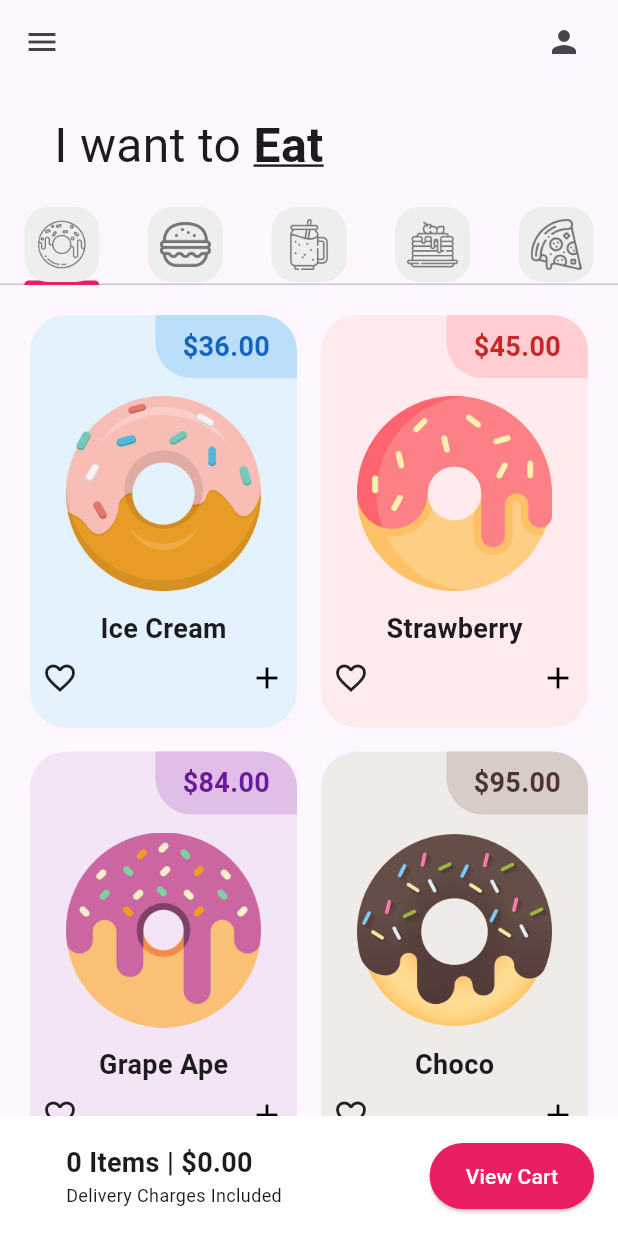
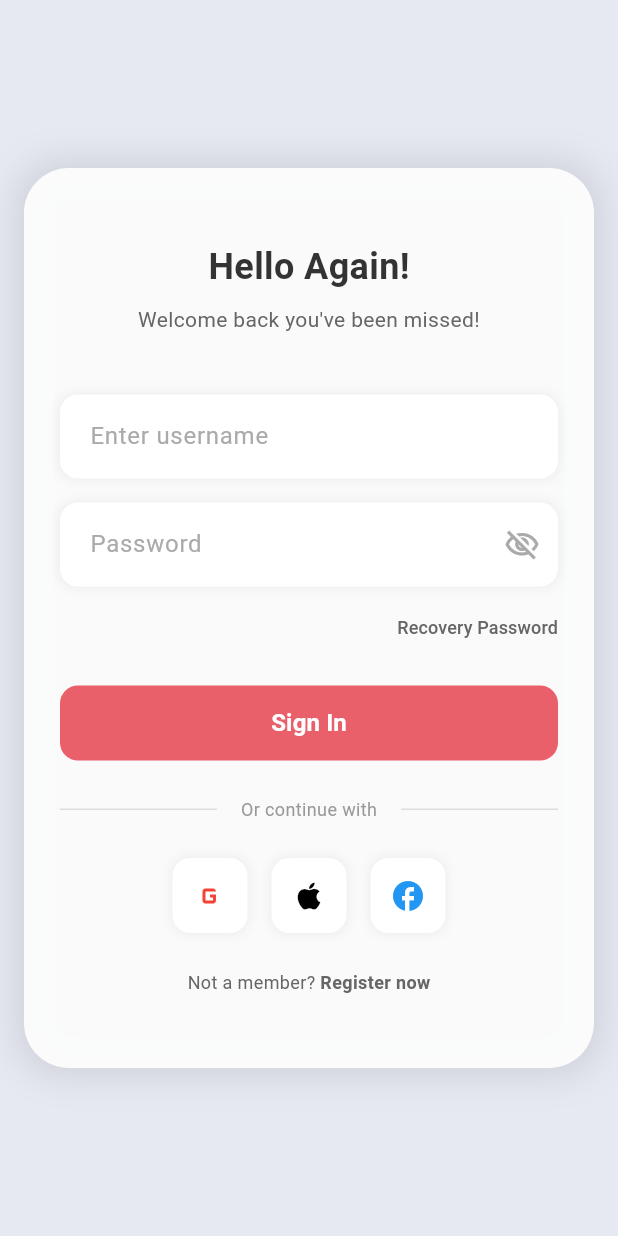
Before and after one commit to iJvpiter/donut_app_2a_martinez, a Flutter app: the screen it shows after launch, on a phone screen of 412 x 824 dp. Run offline on Flutter 3.47's test engine with Material 3 defaults, Android fonts, the phone set to English and light mode, and no system bars; our stand-ins replace firebase_auth, google_sign_in; missing offline and left inert: flutter_login_facebook; accounts and stored records are empty.

Commit message:
LoginPage

```diff
--- a/lib/main.dart
+++ b/lib/main.dart
@@ -1,4 +1,4 @@
-import 'package:donut_app_2a_martinez/pages/home_page.dart';
+import 'package:donut_app_2a_martinez/pages/login_page.dart';
 import 'package:flutter/material.dart';
 
 void main() {
@@ -19,7 +19,7 @@ class MyApp extends StatelessWidget {
         colorScheme: ColorScheme.fromSeed(seedColor: Colors.deepPurple),
         useMaterial3: true,
       ),
-      home: const HomePage(),
+      home: const LoginPage(),
     );
   }
 }
--- /dev/null
+++ b/lib/pages/auth_gate.dart
@@ -0,0 +1,25 @@
+import 'package:flutter/material.dart';
+import 'package:firebase_auth/firebase_auth.dart';
+import 'home_page.dart';
+import 'login_page.dart';
+
+class AuthGate extends StatelessWidget {
+  const AuthGate({super.key});
+
+  @override
+  Widget build(BuildContext context) {
+    return StreamBuilder<User?>(
+      stream: FirebaseAuth.instance.authStateChanges(),
+      builder: (context, snapshot) {
+        if (snapshot.connectionState == ConnectionState.active) {
+          if (snapshot.hasData) {
+            return const HomePage();
+          } else {
+            return const LoginPage();
+          }
+        }
+        return const Center(child: CircularProgressIndicator());
+      },
+    );
+  }
+}
--- a/lib/pages/home_page.dart
+++ b/lib/pages/home_page.dart
@@ -5,6 +5,9 @@ import 'package:donut_app_2a_martinez/tabs/pizza_tab.dart';
 import 'package:donut_app_2a_martinez/tabs/smoothie_tab.dart';
 import 'package:donut_app_2a_martinez/utils/my_tab.dart';
 import 'package:flutter/material.dart';
+import 'package:firebase_auth/firebase_auth.dart';
+import 'home_page.dart';
+import 'login_page.dart';
 
 class HomePage extends StatefulWidget {
   const HomePage({super.key});
--- /dev/null
+++ b/lib/pages/login_page.dart
@@ -0,0 +1,330 @@
+import 'package:flutter/material.dart';
+import 'package:firebase_auth/firebase_auth.dart';
+import 'package:google_sign_in/google_sign_in.dart';
+import 'package:flutter_login_facebook/flutter_login_facebook.dart';
+
+class LoginPage extends StatefulWidget {
+  const LoginPage({Key? key}) : super(key: key);
+
+  @override
+  State<LoginPage> createState() => _LoginPageState();
+}
+
+class _LoginPageState extends State<LoginPage> {
+  bool _obscureText = true;
+  final TextEditingController _usernameController = TextEditingController();
+  final TextEditingController _passwordController = TextEditingController();
+
+  @override
+  void dispose() {
+    _usernameController.dispose();
+    _passwordController.dispose();
+    super.dispose();
+  }
+
+  // 🔴 GOOGLE LOGIN
+  Future<void> _signInWithGoogle() async {
+    try {
+      final googleUser = await GoogleSignIn().signIn();
+      if (googleUser == null) return;
+
+      final googleAuth = await googleUser.authentication;
+      final credential = GoogleAuthProvider.credential(
+        accessToken: googleAuth.accessToken,
+        idToken: googleAuth.idToken,
+      );
+
+      await FirebaseAuth.instance.signInWithCredential(credential);
+      _goToHome();
+    } catch (e) {
+      print('Google login error: $e');
+    }
+  }
+
+  // 🔵 FACEBOOK LOGIN
+  Future<void> _signInWithFacebook() async {
+    try {
+      final fb = FacebookLogin();
+      final res = await fb.logIn(customPermissions: ['email']);
+
+      if (res.status == FacebookLoginStatus.success) {
+        final credential =
+            FacebookAuthProvider.credential(res.accessToken!.token);
+        await FirebaseAuth.instance.signInWithCredential(credential);
+        _goToHome();
+      } else {
+        print('Facebook login cancelled or failed: ${res.status}');
+      }
+    } catch (e) {
+      print('Facebook login error: $e');
+    }
+  }
+
+  void _goToHome() {
+    Navigator.pushReplacementNamed(context, '/home'); // o la ruta que uses
+  }
+
+  @override
+  Widget build(BuildContext context) {
+    return Scaffold(
+      backgroundColor: const Color(0xFFE6E9F2),
+      body: Center(
+        child: Container(
+          width: 380,
+          height: 600,
+          decoration: BoxDecoration(
+            color: Colors.white.withOpacity(0.9),
+            borderRadius: BorderRadius.circular(30),
+            boxShadow: [
+              BoxShadow(
+                color: Colors.black.withOpacity(0.1),
+                blurRadius: 20,
+                spreadRadius: 5,
+              ),
+            ],
+          ),
+          child: Padding(
+            padding: const EdgeInsets.all(24.0),
+            child: Column(
+              mainAxisAlignment: MainAxisAlignment.center,
+              children: [
+                const Text(
+                  'Hello Again!',
+                  style: TextStyle(
+                    fontSize: 24,
+                    fontWeight: FontWeight.bold,
+                    color: Color(0xFF333333),
+                  ),
+                ),
+                const SizedBox(height: 8),
+                const Text(
+                  'Welcome back you\'ve been missed!',
+                  textAlign: TextAlign.center,
+                  style: TextStyle(
+                    fontSize: 14,
+                    color: Color(0xFF666666),
+                  ),
+                ),
+                const SizedBox(height: 40),
+                // Username field
+                Container(
+                  decoration: BoxDecoration(
+                    color: Colors.white,
+                    borderRadius: BorderRadius.circular(12),
+                    boxShadow: [
+                      BoxShadow(
+                        color: Colors.black.withOpacity(0.05),
+                        blurRadius: 5,
+                        spreadRadius: 1,
+                      ),
+                    ],
+                  ),
+                  child: TextField(
+                    controller: _usernameController,
+                    decoration: const InputDecoration(
+                      hintText: 'Enter username',
+                      hintStyle: TextStyle(color: Color(0xFFAAAAAA)),
+                      border: OutlineInputBorder(
+                        borderSide: BorderSide.none,
+                      ),
+                      contentPadding:
+                          EdgeInsets.symmetric(horizontal: 16, vertical: 16),
+                    ),
+                  ),
+                ),
+                const SizedBox(height: 16),
+                // Password field
+                Container(
+                  decoration: BoxDecoration(
+                    color: Colors.white,
+                    borderRadius: BorderRadius.circular(12),
+                    boxShadow: [
+                      BoxShadow(
+                        color: Colors.black.withOpacity(0.05),
+                        blurRadius: 5,
+                        spreadRadius: 1,
+                      ),
+                    ],
+                  ),
+                  child: TextField(
+                    controller: _passwordController,
+                    obscureText: _obscureText,
+                    decoration: InputDecoration(
+                      hintText: 'Password',
+                      hintStyle: const TextStyle(color: Color(0xFFAAAAAA)),
+                      border: const OutlineInputBorder(
+                        borderSide: BorderSide.none,
+                      ),
+                      contentPadding: const EdgeInsets.symmetric(
+                          horizontal: 16, vertical: 16),
+                      suffixIcon: IconButton(
+                        icon: Icon(
+                          _obscureText
+                              ? Icons.visibility_off_outlined
+                              : Icons.visibility_outlined,
+                          color: const Color(0xFFAAAAAA),
+                        ),
+                        onPressed: () {
+                          setState(() {
+                            _obscureText = !_obscureText;
+                          });
+                        },
+                      ),
+                    ),
+                  ),
+                ),
+                const SizedBox(height: 12),
+                Align(
+                  alignment: Alignment.centerRight,
+                  child: TextButton(
+                    onPressed: () {},
+                    style: TextButton.styleFrom(
+                      padding: EdgeInsets.zero,
+                      minimumSize: const Size(50, 30),
+                      tapTargetSize: MaterialTapTargetSize.shrinkWrap,
+                    ),
+                    child: const Text(
+                      'Recovery Password',
+                      style: TextStyle(
+                        fontSize: 12,
+                        color: Color(0xFF666666),
+                      ),
+                    ),
+                  ),
+                ),
+                const SizedBox(height: 24),
+                // Sign in button
+                SizedBox(
+                  width: double.infinity,
+                  height: 50,
+                  child: ElevatedButton(
+                    onPressed: () {},
+                    style: ElevatedButton.styleFrom(
+                      backgroundColor: const Color(0xFFE95F6A),
+                      shape: RoundedRectangleBorder(
+                        borderRadius: BorderRadius.circular(12),
+                      ),
+                      elevation: 0,
+                    ),
+                    child: const Text(
+                      'Sign In',
+                      style: TextStyle(
+                        fontSize: 16,
+                        fontWeight: FontWeight.w600,
+                        color: Colors.white,
+                      ),
+                    ),
+                  ),
+                ),
+                const SizedBox(height: 24),
+                Row(
+                  children: const [
+                    Expanded(
+                      child: Divider(
+                        color: Color(0xFFDDDDDD),
+                        thickness: 1,
+                      ),
+                    ),
+                    Padding(
+                      padding: EdgeInsets.symmetric(horizontal: 16),
+                      child: Text(
+                        'Or continue with',
+                        style: TextStyle(
+                          fontSize: 12,
+                          color: Color(0xFF999999),
+                        ),
+                      ),
+                    ),
+                    Expanded(
+                      child: Divider(
+                        color: Color(0xFFDDDDDD),
+                        thickness: 1,
+                      ),
+                    ),
+                  ],
+                ),
+                const SizedBox(height: 24),
+                Row(
+                  mainAxisAlignment: MainAxisAlignment.center,
+                  children: [
+                    _socialLoginButton(
+                      onPressed: _signInWithGoogle,
+                      icon: Icons.g_mobiledata,
+                      color: Colors.red,
+                    ),
+                    const SizedBox(width: 16),
+                    _socialLoginButton(
+                      onPressed: () {}, // Apple login desactivado
+                      icon: Icons.apple,
+                      color: Colors.black,
+                    ),
+                    const SizedBox(width: 16),
+                    _socialLoginButton(
+                      onPressed: _signInWithFacebook,
+                      icon: Icons.facebook,
+                      color: Colors.blue,
+                    ),
+                  ],
+                ),
+                const SizedBox(height: 24),
+                Row(
+                  mainAxisAlignment: MainAxisAlignment.center,
+                  children: [
+                    const Text(
+                      'Not a member? ',
+                      style: TextStyle(
+                        fontSize: 12,
+                        color: Color(0xFF666666),
+                      ),
+                    ),
+                    GestureDetector(
+                      onTap: () {},
+                      child: const Text(
+                        'Register now',
+                        style: TextStyle(
+                          fontSize: 12,
+                          fontWeight: FontWeight.bold,
+                          color: Color(0xFF666666),
+                        ),
+                      ),
+                    ),
+                  ],
+                ),
+              ],
+            ),
+          ),
+        ),
+      ),
+    );
+  }
+
+  Widget _socialLoginButton({
+    required VoidCallback onPressed,
+    required IconData icon,
+    required Color color,
+  }) {
+    return Container(
+      width: 50,
+      height: 50,
+      decoration: BoxDecoration(
+        color: Colors.white,
+        borderRadius: BorderRadius.circular(12),
+        boxShadow: [
+          BoxShadow(
+            color: Colors.black.withOpacity(0.05),
+            blurRadius: 5,
+            spreadRadius: 1,
+          ),
+        ],
+      ),
+      child: IconButton(
+        icon: Icon(
+          icon,
+          color: color,
+          size: 24,
+        ),
+        onPressed: onPressed,
+      ),
+    );
+  }
+}
--- a/pubspec.yaml
+++ b/pubspec.yaml
@@ -30,6 +30,12 @@ environment:
 dependencies:
   flutter:
     sdk: flutter
+  flutter_svg: ^2.0.5  # For SVG icons if needed
+  firebase_core: ^3.12.1
+  firebase_auth: ^5.5.1
+  google_sign_in: ^6.3.0
+  flutter_login_facebook: ^2.0.1
+
 
   # The following adds the Cupertino Icons font to your application.
   # Use with the CupertinoIcons class for iOS style icons.
```
Also changed, not shown: pubspec.lock, 3 other files.
